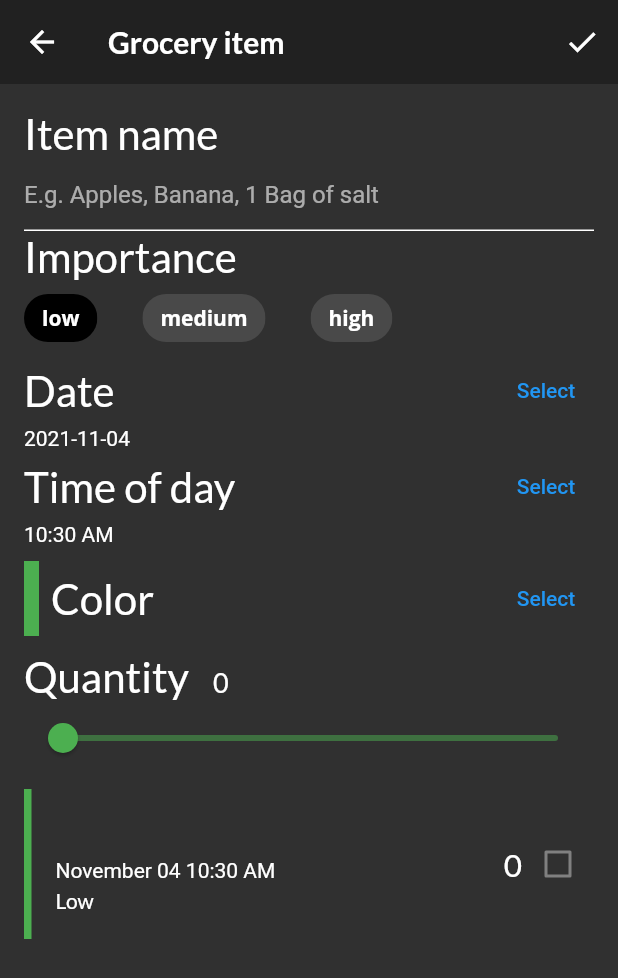
After one commit to robsonsilv4/fooderlich, a Flutter app: the screen it shows after launch, item 3 of the bottom bar chosen, after a tap on the "add" icon, on a phone screen of 412 x 824 dp. The commit adds this screen. Shown: the top 978 px of the screen. Run offline on Flutter 3.47's test engine with Material 2 defaults, Android fonts, the phone set to English and light mode, and no system bars; our stand-ins replace flutter_colorpicker, google_fonts.

Commit message:
add GroceryItem and list screens

```diff
--- /dev/null
+++ b/lib/screens/grocery_item_screen.dart
@@ -0,0 +1,363 @@
+import 'package:flutter/material.dart';
+import 'package:flutter_colorpicker/flutter_colorpicker.dart';
+import 'package:fooderlich/components/components.dart';
+import 'package:google_fonts/google_fonts.dart';
+import 'package:intl/intl.dart';
+import 'package:uuid/uuid.dart';
+
+import '../models/models.dart';
+
+class GroceryItemScreen extends StatefulWidget {
+  const GroceryItemScreen({
+    Key? key,
+    required this.onCreate,
+    required this.onUpdate,
+    this.originalItem,
+  })  : isUpdating = (originalItem != null),
+        super(key: key);
+
+  final Function(GroceryItem) onCreate;
+  final Function(GroceryItem) onUpdate;
+  final GroceryItem? originalItem;
+  final bool isUpdating;
+
+  @override
+  _GroceryItemScreenState createState() => _GroceryItemScreenState();
+}
+
+class _GroceryItemScreenState extends State<GroceryItemScreen> {
+  final _nameController = TextEditingController();
+  String _name = '';
+  Importance _importance = Importance.low;
+  DateTime _dueDate = DateTime.now();
+  TimeOfDay _timeOfDay = TimeOfDay.now();
+  Color _currentColor = Colors.green;
+  int _currentSliderValue = 0;
+
+  @override
+  void initState() {
+    final originalItem = widget.originalItem;
+
+    if (originalItem != null) {
+      _nameController.text = originalItem.name;
+      _name = originalItem.name;
+      _currentSliderValue = originalItem.quantity;
+      _importance = originalItem.importance;
+      _currentColor = originalItem.color;
+      final date = originalItem.date;
+      _dueDate = date;
+      _timeOfDay = TimeOfDay(
+        hour: date.hour,
+        minute: date.minute,
+      );
+    }
+
+    _nameController.addListener(
+      () => setState(
+        () => _name = _nameController.text,
+      ),
+    );
+
+    super.initState();
+  }
+
+  @override
+  void dispose() {
+    _nameController.dispose();
+    super.dispose();
+  }
+
+  @override
+  Widget build(BuildContext context) {
+    return Scaffold(
+      appBar: AppBar(
+        elevation: 0,
+        title: Text(
+          'Grocery item',
+          style: GoogleFonts.lato(
+            fontWeight: FontWeight.w600,
+          ),
+        ),
+        actions: [
+          IconButton(
+            icon: const Icon(Icons.check),
+            onPressed: () {
+              final groceryItem = GroceryItem(
+                id: widget.originalItem?.id ?? const Uuid().v1(),
+                name: _nameController.text,
+                importance: _importance,
+                color: _currentColor,
+                quantity: _currentSliderValue,
+                date: DateTime(
+                  _dueDate.year,
+                  _dueDate.month,
+                  _dueDate.day,
+                  _dueDate.hour,
+                  _dueDate.minute,
+                ),
+              );
+
+              if (widget.isUpdating) {
+                widget.onUpdate(groceryItem);
+              } else {
+                widget.onCreate(groceryItem);
+              }
+            },
+          ),
+        ],
+      ),
+      body: ListView(
+        padding: const EdgeInsets.all(16),
+        children: [
+          _buildNameField(),
+          _buildImportanceField(),
+          _buildDateField(context),
+          _buildTimeField(context),
+          const SizedBox(height: 10),
+          _buildColorPicker(context),
+          const SizedBox(height: 10),
+          _buildQuantityField(),
+          const SizedBox(height: 10),
+          GroceryTile(
+            item: GroceryItem(
+              id: 'previewMode',
+              name: _name,
+              importance: _importance,
+              color: _currentColor,
+              quantity: _currentSliderValue,
+              date: DateTime(
+                _dueDate.year,
+                _dueDate.month,
+                _dueDate.day,
+                _dueDate.hour,
+                _dueDate.minute,
+              ),
+            ),
+          ),
+        ],
+      ),
+    );
+  }
+
+  Widget _buildNameField() {
+    return Column(
+      crossAxisAlignment: CrossAxisAlignment.start,
+      children: [
+        Text(
+          'Item name',
+          style: GoogleFonts.lato(fontSize: 28),
+        ),
+        TextField(
+          controller: _nameController,
+          cursorColor: _currentColor,
+          decoration: InputDecoration(
+            hintText: 'E.g. Apples, Banana, 1 Bag of salt',
+            enabledBorder: const UnderlineInputBorder(
+              borderSide: BorderSide(color: Colors.white),
+            ),
+            focusedBorder: UnderlineInputBorder(
+              borderSide: BorderSide(color: _currentColor),
+            ),
+            border: UnderlineInputBorder(
+              borderSide: BorderSide(color: _currentColor),
+            ),
+          ),
+        ),
+      ],
+    );
+  }
+
+  Widget _buildImportanceField() {
+    return Column(
+      crossAxisAlignment: CrossAxisAlignment.start,
+      children: [
+        Text(
+          'Importance',
+          style: GoogleFonts.lato(fontSize: 28),
+        ),
+        Wrap(
+          spacing: 30,
+          children: [
+            ChoiceChip(
+              label: const Text(
+                'low',
+                style: TextStyle(color: Colors.white),
+              ),
+              selected: _importance == Importance.low,
+              selectedColor: Colors.black,
+              onSelected: (_) => setState(
+                () => _importance = Importance.low,
+              ),
+            ),
+            ChoiceChip(
+              label: const Text(
+                'medium',
+                style: TextStyle(color: Colors.white),
+              ),
+              selected: _importance == Importance.medium,
+              selectedColor: Colors.black,
+              onSelected: (_) => setState(
+                () => _importance = Importance.medium,
+              ),
+            ),
+            ChoiceChip(
+              label: const Text(
+                'high',
+                style: TextStyle(color: Colors.white),
+              ),
+              selected: _importance == Importance.high,
+              selectedColor: Colors.black,
+              onSelected: (_) => setState(
+                () => _importance = Importance.high,
+              ),
+            ),
+          ],
+        )
+      ],
+    );
+  }
+
+  Widget _buildDateField(BuildContext context) {
+    return Column(
+      crossAxisAlignment: CrossAxisAlignment.start,
+      children: [
+        Row(
+          mainAxisAlignment: MainAxisAlignment.spaceBetween,
+          children: [
+            Text(
+              'Date',
+              style: GoogleFonts.lato(fontSize: 28),
+            ),
+            TextButton(
+              onPressed: () async {
+                final currentDate = DateTime.now();
+                final selectedDate = await showDatePicker(
+                  context: context,
+                  initialDate: currentDate,
+                  firstDate: currentDate,
+                  lastDate: DateTime(currentDate.year + 5),
+                );
+                if (selectedDate != null) {
+                  setState(() => _dueDate = selectedDate);
+                }
+              },
+              child: const Text('Select'),
+            ),
+          ],
+        ),
+        Text(DateFormat('yyyy-MM-dd').format(_dueDate)),
+      ],
+    );
+  }
+
+  Widget _buildTimeField(BuildContext context) {
+    return Column(
+      crossAxisAlignment: CrossAxisAlignment.start,
+      children: [
+        Row(
+          mainAxisAlignment: MainAxisAlignment.spaceBetween,
+          children: [
+            Text(
+              'Time of day',
+              style: GoogleFonts.lato(fontSize: 28),
+            ),
+            TextButton(
+              onPressed: () async {
+                final timeOfDay = await showTimePicker(
+                  context: context,
+                  initialTime: TimeOfDay.now(),
+                );
+                if (timeOfDay != null) {
+                  setState(() => _timeOfDay = timeOfDay);
+                }
+              },
+              child: const Text('Select'),
+            ),
+          ],
+        ),
+        Text(_timeOfDay.format(context)),
+      ],
+    );
+  }
+
+  Widget _buildColorPicker(BuildContext context) {
+    return Row(
+      mainAxisAlignment: MainAxisAlignment.spaceBetween,
+      children: [
+        Row(
+          children: [
+            Container(
+              height: 50,
+              width: 10,
+              color: _currentColor,
+            ),
+            const SizedBox(width: 8),
+            Text(
+              'Color',
+              style: GoogleFonts.lato(fontSize: 28),
+            )
+          ],
+        ),
+        TextButton(
+          onPressed: () {
+            showDialog(
+              context: context,
+              builder: (context) {
+                return AlertDialog(
+                  content: BlockPicker(
+                    pickerColor: Colors.white,
+                    onColorChanged: (color) => setState(
+                      () => _currentColor = color,
+                    ),
+                  ),
+                  actions: [
+                    TextButton(
+                      onPressed: () => Navigator.of(context).pop(),
+                      child: const Text('Save'),
+                    ),
+                  ],
+                );
+              },
+            );
+          },
+          child: const Text('Select'),
+        ),
+      ],
+    );
+  }
+
+  Widget _buildQuantityField() {
+    return Column(
+      crossAxisAlignment: CrossAxisAlignment.start,
+      children: [
+        Row(
+          crossAxisAlignment: CrossAxisAlignment.baseline,
+          textBaseline: TextBaseline.alphabetic,
+          children: [
+            Text(
+              'Quantity',
+              style: GoogleFonts.lato(fontSize: 28),
+            ),
+            const SizedBox(width: 16),
+            Text(
+              _currentSliderValue.toInt().toString(),
+              style: GoogleFonts.lato(fontSize: 18),
+            ),
+          ],
+        ),
+        Slider(
+          min: 0,
+          max: 100,
+          divisions: 100,
+          value: _currentSliderValue.toDouble(),
+          label: _currentSliderValue.toInt().toString(),
+          inactiveColor: _currentColor.withOpacity(0.5),
+          activeColor: _currentColor,
+          onChanged: (value) => setState(
+            () => _currentSliderValue = value.toInt(),
+          ),
+        ),
+      ],
+    );
+  }
+}
--- a/lib/screens/grocery_screen.dart
+++ b/lib/screens/grocery_screen.dart
@@ -1,12 +1,46 @@
 import 'package:flutter/material.dart';
+import 'package:provider/provider.dart';
 
+import '../models/models.dart';
 import 'screens.dart';
 
 class GroceryScreen extends StatelessWidget {
   const GroceryScreen({Key? key}) : super(key: key);
 
+  Widget _buildGroceryScreen() {
+    return Consumer<GroceryManager>(
+      builder: (context, manager, child) {
+        if (manager.groceryItems.isNotEmpty) {
+          return GroceryListScreen(manager: manager);
+        } else {
+          return const EmptyGroceryScreen();
+        }
+      },
+    );
+  }
+
   @override
   Widget build(BuildContext context) {
-    return const EmptyGroceryScreen();
+    return Scaffold(
+      body: _buildGroceryScreen(),
+      floatingActionButton: FloatingActionButton(
+        onPressed: () {
+          final manager = context.read<GroceryManager>();
+          Navigator.push(
+            context,
+            MaterialPageRoute(
+              builder: (context) => GroceryItemScreen(
+                onCreate: (item) {
+                  manager.addItem(item);
+                  Navigator.pop(context);
+                },
+                onUpdate: (_) {},
+              ),
+            ),
+          );
+        },
+        child: const Icon(Icons.add),
+      ),
+    );
   }
 }
--- a/lib/screens/screens.dart
+++ b/lib/screens/screens.dart
@@ -1,4 +1,6 @@
 export 'empty_grocery_screen.dart';
 export 'explore_screen.dart';
+export 'grocery_item_screen.dart';
+export 'grocery_list_screen.dart';
 export 'grocery_screen.dart';
 export 'recipes_screen.dart';
```
Also changed, not shown: lib/screens/grocery_list_screen.dart (added, +73 -0 lines).
